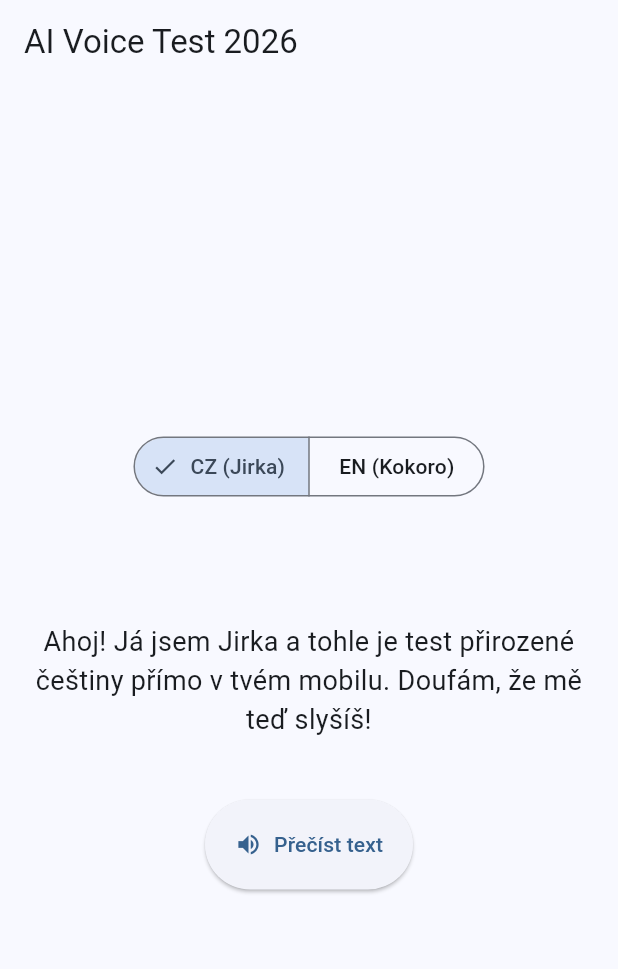
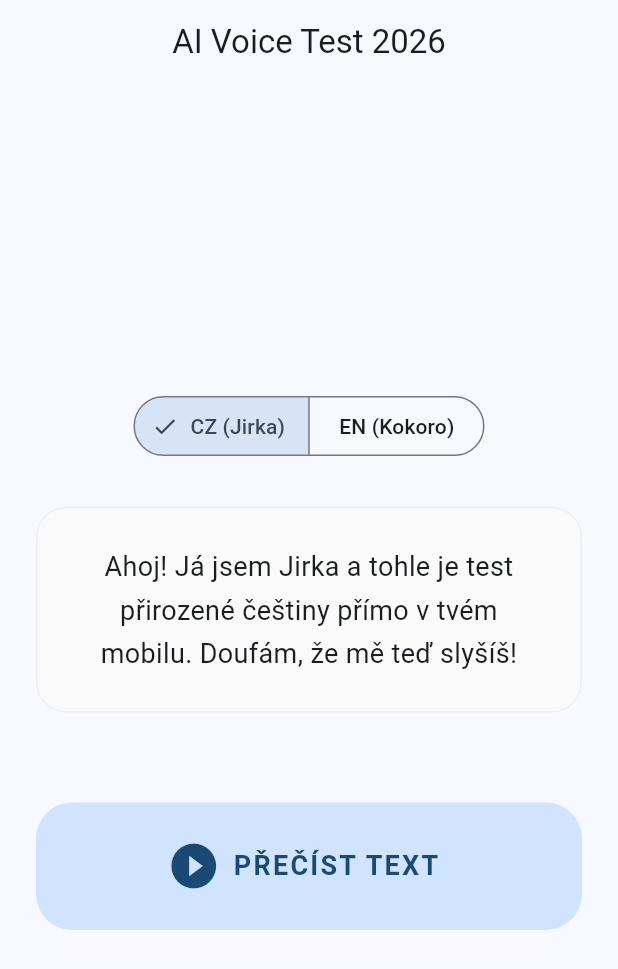
Before and after one commit to dinemata/Open-Voice-Reader, a Flutter app: the screen it shows after launch, after a tap on "CZ (Jirka)", on a phone screen of 412 x 824 dp. Shown: the top 969 px of the screen. Run offline on Flutter 3.47's test engine with Material 3 defaults, Android fonts, the light colour scheme and no system bars; our stand-ins replace audioplayers; missing offline and left inert: sherpa_onnx.

Commit message:
0.0.4 better test UI and spam bug fix

```diff
--- a/lib/main.dart
+++ b/lib/main.dart
@@ -18,7 +18,11 @@ class MyApp extends StatelessWidget {
   @override
   Widget build(BuildContext context) {
     return MaterialApp(
-      theme: ThemeData(useMaterial3: true, colorSchemeSeed: Colors.blue),
+      debugShowCheckedModeBanner: false,
+      theme: ThemeData(
+        useMaterial3: true,
+        colorSchemeSeed: Colors.blue,
+      ),
       home: const SpeechTestScreen(),
     );
   }
@@ -34,7 +38,9 @@ class SpeechTestScreen extends StatefulWidget {
 class _SpeechTestScreenState extends State<SpeechTestScreen> {
   sherpa.OfflineTts? _tts;
   final AudioPlayer _audioPlayer = AudioPlayer();
+
   bool _isReady = false;
+  bool _isBusy = false; // Sleduje generování i přehrávání
   String? _error;
   String _currentLang = 'cs';
   String _appSupportDir = "";
@@ -48,6 +54,13 @@ class _SpeechTestScreenState extends State<SpeechTestScreen> {
   void initState() {
     super.initState();
     _initEngine();
+
+    // Uvolnění tlačítka po dohrání audia
+    _audioPlayer.onPlayerComplete.listen((_) {
+      if (mounted) {
+        setState(() => _isBusy = false);
+      }
+    });
   }
 
   @override
@@ -57,7 +70,7 @@ class _SpeechTestScreenState extends State<SpeechTestScreen> {
     super.dispose();
   }
 
-  // Robustní funkce pro kopírování souborů
+  // Funkce pro přípravu souboru - vrací path nebo prázdný string při chybě
   Future<String> _prepareFile(String assetPath, {String? targetPath}) async {
     try {
       final byteData = await rootBundle.load(assetPath);
@@ -80,6 +93,8 @@ class _SpeechTestScreenState extends State<SpeechTestScreen> {
   }
 
   Future<void> _initEngine() async {
+    if (_isBusy) return;
+
     setState(() {
       _isReady = false;
       _error = null;
@@ -95,29 +110,29 @@ class _SpeechTestScreenState extends State<SpeechTestScreen> {
 
       // 1. PŘÍPRAVA SDÍLENÉ SLOŽKY ESPEAK-NG (Sjednocení dat)
       const espeakDirName = 'shared-espeak-ng-data';
+      final esAssetDir = '$kokoroBaseAsset/espeak-ng-data';
 
-      // Kopírujeme CORE soubory (z Kokoro balíčku, protože je kompletnější)
-      await _prepareFile('$kokoroBaseAsset/espeak-ng-data/phontab', targetPath: '$espeakDirName/phontab');
-      await _prepareFile('$kokoroBaseAsset/espeak-ng-data/phondata', targetPath: '$espeakDirName/phondata');
-      await _prepareFile('$kokoroBaseAsset/espeak-ng-data/phondata-manifest', targetPath: '$espeakDirName/phondata-manifest');
-      await _prepareFile('$kokoroBaseAsset/espeak-ng-data/phonindex', targetPath: '$espeakDirName/phonindex');
-      await _prepareFile('$kokoroBaseAsset/espeak-ng-data/intonations', targetPath: '$espeakDirName/intonations');
+      // Kopírujeme CORE soubory
+      await _prepareFile('$esAssetDir/phontab', targetPath: '$espeakDirName/phontab');
+      await _prepareFile('$esAssetDir/phondata', targetPath: '$espeakDirName/phondata');
+      await _prepareFile('$esAssetDir/phondata-manifest', targetPath: '$espeakDirName/phondata-manifest');
+      await _prepareFile('$esAssetDir/phonindex', targetPath: '$espeakDirName/phonindex');
+      await _prepareFile('$esAssetDir/intonations', targetPath: '$espeakDirName/intonations');
 
       // Slovníky
-      await _prepareFile('$kokoroBaseAsset/espeak-ng-data/en_dict', targetPath: '$espeakDirName/en_dict');
+      await _prepareFile('$esAssetDir/en_dict', targetPath: '$espeakDirName/en_dict');
       await _prepareFile('$jirkaBaseAsset/espeak-ng-data/cs_dict', targetPath: '$espeakDirName/cs_dict');
 
-      // Jazyková pravidla (přesně podle pubspec.yaml)
-      await _prepareFile('$kokoroBaseAsset/espeak-ng-data/lang/gmw/en', targetPath: '$espeakDirName/lang/gmw/en');
-      await _prepareFile('$kokoroBaseAsset/espeak-ng-data/lang/gmw/en-US', targetPath: '$espeakDirName/lang/gmw/en-US');
+      // Jazyková pravidla
+      await _prepareFile('$esAssetDir/lang/gmw/en', targetPath: '$espeakDirName/lang/gmw/en');
+      await _prepareFile('$esAssetDir/lang/gmw/en-US', targetPath: '$espeakDirName/lang/gmw/en-US');
 
-      // 2. VYTVOŘENÍ HLASŮ
+      // VYTVOŘENÍ HLASŮ
       final voicesDir = Directory('$_appSupportDir/$espeakDirName/voices');
       if (!await voicesDir.exists()) await voicesDir.create(recursive: true);
 
-      // Mapujeme cs na cs, en-us na en-US pravidla
       await File('${voicesDir.path}/cs').writeAsString("name cs\nlanguage cs\n");
-      await File('${voicesDir.path}/en-us').writeAsString("name en-us\nlanguage en-US\n");
+      await File('${voicesDir.path}/en-us').writeAsString("name en-us\nlanguage en-us\n");
 
       sherpa.OfflineTtsModelConfig modelConfig;
 
@@ -156,22 +171,21 @@ class _SpeechTestScreenState extends State<SpeechTestScreen> {
 
       if (mounted) setState(() => _isReady = true);
     } catch (e) {
-      debugPrint("CHYBA inicializace: $e");
-      if (mounted) {
-        setState(() {
-          _error = e.toString();
-          _isReady = false;
-        });
-      }
+      if (mounted) setState(() { _error = e.toString(); _isReady = false; });
     }
   }
 
   void _speak() async {
-    if (_tts == null) return;
+    if (_tts == null || _isBusy) return;
+
+    setState(() => _isBusy = true);
+
     try {
       final text = _testTexts[_currentLang]!;
-      // SID 9 je George pro Kokoro, 0 pro Piper
       final sid = (_currentLang == 'en') ? 9 : 0;
+
+      // Malá pauza pro UI aby stihlo zobrazit stav "Zpracovávám"
+      await Future.delayed(const Duration(milliseconds: 100));
 
       final audio = _tts!.generate(text: text, sid: sid);
 
@@ -186,10 +200,13 @@ class _SpeechTestScreenState extends State<SpeechTestScreen> {
 
       if (success) {
         await _audioPlayer.play(DeviceFileSource(wavPath));
-        ScaffoldMessenger.of(context).showSnackBar(const SnackBar(content: Text('Přehrávám...')));
+        // Poznámka: _isBusy se nastaví na false v onPlayerComplete listeneru
+      } else {
+        setState(() => _isBusy = false);
       }
     } catch (e) {
       if (mounted) {
+        setState(() => _isBusy = false);
         ScaffoldMessenger.of(context).showSnackBar(SnackBar(content: Text('Chyba: $e')));
       }
     }
@@ -197,9 +214,13 @@ class _SpeechTestScreenState extends State<SpeechTestScreen> {
 
   @override
   Widget build(BuildContext context) {
+    bool canInteract = _isReady && !_isBusy;
+
     return Scaffold(
-      appBar: AppBar(title: const Text('AI Voice Test 2026')),
-      body: Center(
+      appBar: AppBar(title: const Text('AI Voice Test 2026'), centerTitle: true),
+      body: Padding(
+        padding: const EdgeInsets.symmetric(horizontal: 24),
+        child: Center(
           child: Column(
             mainAxisAlignment: MainAxisAlignment.center,
             children: [
@@ -209,30 +230,58 @@ class _SpeechTestScreenState extends State<SpeechTestScreen> {
                   ButtonSegment(value: 'en', label: Text('EN (Kokoro)')),
                 ],
                 selected: {_currentLang},
-              onSelectionChanged: (Set<String> newSelection) {
+                onSelectionChanged: canInteract ? (Set<String> newSelection) {
                   setState(() => _currentLang = newSelection.first);
                   _initEngine();
-              },
+                } : null,
               ),
-            const SizedBox(height: 20),
+              const SizedBox(height: 30),
               if (_error != null)
                 Padding(
-                padding: const EdgeInsets.all(16),
+                  padding: const EdgeInsets.only(bottom: 20),
                   child: Text('Chyba: $_error', style: const TextStyle(color: Colors.red, fontSize: 10), textAlign: TextAlign.center),
                 ),
-            const SizedBox(height: 40),
-            Padding(
-              padding: const EdgeInsets.all(20.0),
-              child: Text(_testTexts[_currentLang]!, textAlign: TextAlign.center, style: const TextStyle(fontSize: 18)),
+              Container(
+                width: double.infinity,
+                padding: const EdgeInsets.all(24),
+                decoration: BoxDecoration(
+                  color: Colors.grey.shade50,
+                  borderRadius: BorderRadius.circular(20),
+                  border: Border.all(color: Colors.grey.shade200),
                 ),
-            const SizedBox(height: 20),
-            ElevatedButton.icon(
-              onPressed: _isReady ? _speak : null,
-              icon: _isReady ? const Icon(Icons.volume_up) : const CircularProgressIndicator(strokeWidth: 2),
-              label: Text(_isReady ? 'Přečíst text' : 'Načítám AI model...'),
-              style: ElevatedButton.styleFrom(padding: const EdgeInsets.all(20)),
+                child: Text(
+                  _testTexts[_currentLang]!,
+                  textAlign: TextAlign.center,
+                  style: const TextStyle(fontSize: 18, height: 1.6),
+                ),
+              ),
+              const SizedBox(height: 60),
+
+              // Tlačítko s konstantní velikostí a loadingem
+              SizedBox(
+                width: double.infinity,
+                height: 85,
+                child: ElevatedButton.icon(
+                  onPressed: canInteract ? _speak : null,
+                  style: ElevatedButton.styleFrom(
+                    backgroundColor: canInteract ? Theme.of(context).colorScheme.primaryContainer : Colors.grey.shade100,
+                    foregroundColor: canInteract ? Theme.of(context).colorScheme.onPrimaryContainer : Colors.grey.shade500,
+                    shape: RoundedRectangleBorder(borderRadius: BorderRadius.circular(24)),
+                    elevation: 0,
+                  ),
+                  icon: _isBusy
+                      ? const SizedBox(width: 28, height: 28, child: CircularProgressIndicator(strokeWidth: 3))
+                      : const Icon(Icons.play_circle_filled, size: 36),
+                  label: Text(
+                    _isBusy
+                        ? 'ZPRACOVÁVÁM...'
+                        : (_isReady ? 'PŘEČÍST TEXT' : 'NAČÍTÁM MODEL...'),
+                    style: const TextStyle(fontSize: 18, fontWeight: FontWeight.bold, letterSpacing: 1.5),
+                  ),
+                ),
               ),
             ],
+          ),
         ),
       ),
     );
--- a/pubspec.yaml
+++ b/pubspec.yaml
@@ -1,7 +1,7 @@
 name: free_voice_reader
 description: "Free voice reader."
 publish_to: 'none'
-version: 0.0.3+1
+version: 0.0.4+1
 
 environment:
   sdk: ^3.10.3
```
Lines whose indentation alone changed are shown as unchanged.
